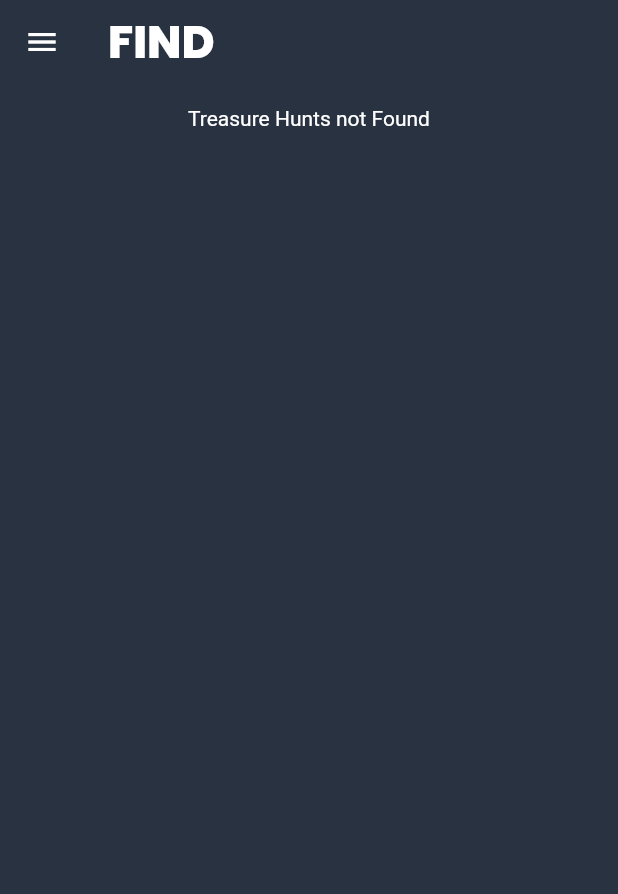
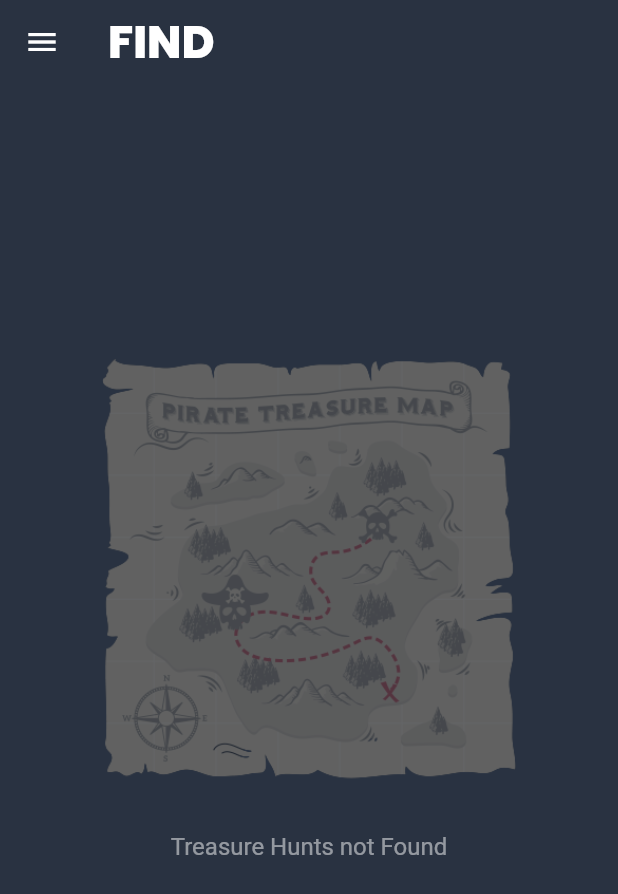
Before and after one commit to Team-Huntly/Huntly, a Flutter app: the HomePage screen opened directly, in the side drawer, after a tap on "FIND", on a phone screen of 412 x 824 dp. Shown: the top 894 px of the screen. Run offline on Flutter 3.47's test engine with Material 2 defaults, Android fonts, the phone set to English and light mode, and no system bars; our stand-ins replace bloc, confetti, dartz, dio, equatable, flutter_bloc and 10 more; missing offline and left inert: animate_icons, colorful_iconify_flutter, flutter_barcode_scanner, iconify_flutter, place_picker, qr_code_scanner; accounts and stored records are empty; network calls fail; project files that could hold a hidden picture were left out.

Commit message:
Add background widget

```diff
--- /dev/null
+++ b/app/mobile/huntly/lib/core/utils/background_widget.dart
@@ -0,0 +1,36 @@
+import 'package:flutter/material.dart';
+
+class BackGroundWidget extends StatefulWidget {
+  String title;
+  BackGroundWidget({super.key, required this.title});
+
+  @override
+  State<BackGroundWidget> createState() => _BackGroundWidgetState();
+}
+
+class _BackGroundWidgetState extends State<BackGroundWidget> {
+  @override
+  Widget build(BuildContext context) {
+    return Padding(
+      padding: EdgeInsets.only(top: MediaQuery.of(context).size.height * 0.16),
+      child: Column(
+        children: [
+          Opacity(
+            opacity: 0.3,
+            child: Image.asset(
+              "assets/images/home-placeholder-map.png",
+            ),
+          ),
+          Opacity(
+            opacity: 0.5,
+            child: Text(widget.title,
+                style: Theme.of(context).textTheme.headline6!.copyWith(
+                    color: Colors.white,
+                    fontSize: 16,
+                    fontWeight: FontWeight.normal)),
+          )
+        ],
+      ),
+    );
+  }
+}
--- a/app/mobile/huntly/lib/features/hunts/presentation/pages/find_hunt_page.dart
+++ b/app/mobile/huntly/lib/features/hunts/presentation/pages/find_hunt_page.dart
@@ -5,6 +5,7 @@ import 'package:flutter_bloc/flutter_bloc.dart';
 import 'package:google_fonts/google_fonts.dart';
 import 'package:huntly/features/hunts/presentation/pages/home_page.dart';
 
+import '../../../../core/utils/background_widget.dart';
 import '../../../../core/utils/scaffold.dart';
 import '../bloc/treasurehunt_bloc.dart';
 import '../widgets/hunt_card.dart';
@@ -121,9 +122,7 @@ class _FindHuntPageState extends State<FindHuntPage> {
                     });
                     return const Center(child: CircularProgressIndicator());
                   } else {
-                    return const Center(
-                      child: Text('Treasure Hunts not Found'),
-                    );
+                    return BackGroundWidget(title: "Treasure Hunts not Found");
                   }
                 },
               )
--- a/app/mobile/huntly/lib/features/hunts/presentation/pages/home_page.dart
+++ b/app/mobile/huntly/lib/features/hunts/presentation/pages/home_page.dart
@@ -1,10 +1,9 @@
 import 'package:flutter/material.dart';
 import 'package:flutter_bloc/flutter_bloc.dart';
+// import 'package:huntly/core/utils/background_widget.dart';
 import 'package:huntly/features/hunts/presentation/widgets/hunt_card.dart';
 import 'package:huntly/core/utils/scaffold.dart';
-import 'package:lottie/lottie.dart';
-import '../../../../core/theme/theme.dart';
-import '../../../../core/utils/scaffold.dart';
+import '../../../../core/utils/background_widget.dart';
 import '../bloc/treasurehunt_bloc.dart';
 
 class HomePage extends StatefulWidget {
@@ -39,10 +38,8 @@ class _HomePageState extends State<HomePage> {
                   crossAxisAlignment: CrossAxisAlignment.start,
                   children: [
                     state.treasureHunts.isEmpty
-                        ? Image.asset(
-                            "assets/images/home-placeholder-map.png",
-                            opacity
-                          )
+                        ? BackGroundWidget(
+                            title: "Not registered for any Hunts")
                         : ListView.builder(
                             shrinkWrap: true,
                             itemCount: state.treasureHunts.length,
@@ -61,14 +58,9 @@ class _HomePageState extends State<HomePage> {
               });
               return const Center(child: CircularProgressIndicator());
             } else if (state is Failed) {
-              return const Center(child: Text("Some error has occured"));
+              return BackGroundWidget(title: "Some error Occured");
             } else {
-              return Column(children: [
-                Image.asset("assets/images/home-placeholder-map.png"),
-                const Center(
-                  child: Center(child: Text('Not registered for any hunts')),
-                ),
-              ]);
+              return BackGroundWidget(title: "Not registered for any Hunts");
             }
           },
         ));
```
